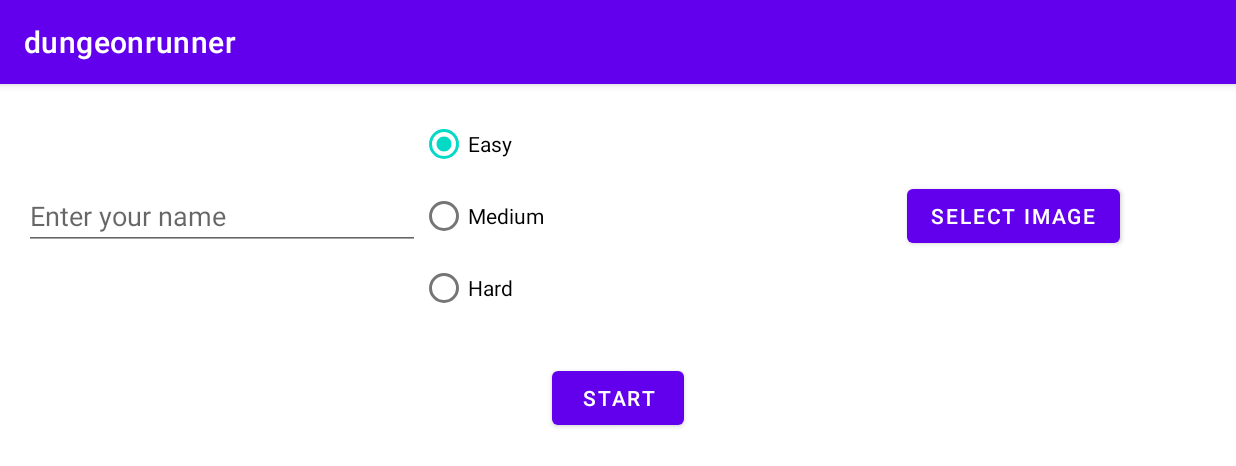
After one commit to CS2340-Team13/CS2340C_Team13, an Android app: the configScreen screen opened through its navigation route, on a phone screen of 824 x 412 dp (held sideways). The commit adds this screen. Shown: the top 466 px of the screen. Run offline under Robolectric (Android 15) with nearby library versions, the phone set to English and light mode, and no system bars.

Commit message:
Set up start screen and config screen

```diff
--- a/dungeonrunner/app/src/main/AndroidManifest.xml
+++ b/dungeonrunner/app/src/main/AndroidManifest.xml
@@ -13,7 +13,10 @@
         android:theme="@style/Theme.Dungeonrunner"
         tools:targetApi="31">
 
-        <activity android:name=".MainActivity" android:exported="true">
+        <activity
+            android:name=".MainActivity"
+            android:exported="true"
+            android:screenOrientation="landscape">
             <intent-filter>
                 <action android:name="android.intent.action.MAIN" />
                 <category android:name="android.intent.category.LAUNCHER" />
--- /dev/null
+++ b/dungeonrunner/app/src/main/java/com/example/dungeonrunner/ConfigScreenViewModel.java
@@ -0,0 +1,7 @@
+package com.example.dungeonrunner;
+
+import androidx.lifecycle.ViewModel;
+
+public class ConfigScreenViewModel extends ViewModel {
+    // TODO: Implement the ViewModel
+}
--- a/dungeonrunner/app/src/main/java/com/example/dungeonrunner/MainActivity.java
+++ b/dungeonrunner/app/src/main/java/com/example/dungeonrunner/MainActivity.java
@@ -9,17 +9,12 @@ import androidx.appcompat.app.AppCompatActivity;
 
 public class MainActivity extends AppCompatActivity {
 
-    private static final String TAG = "MainActivity";
+    private static final String TAG = "MainActivityLog";
 
     @Override
     protected void onCreate(Bundle savedInstanceState) {
-        Log.d(TAG, "HERE1");
+        Log.d(TAG, "Initializing Main Activity");
         super.onCreate(savedInstanceState);
-        setContentView(R.layout.start_screen);
-        Button startButton = findViewById(R.id.startButton);
-        startButton.setOnClickListener(v -> {
-            Log.d(TAG, "HERE");
-        });
-
+        setContentView(R.layout.activity_main);
     }
 }
--- /dev/null
+++ b/dungeonrunner/app/src/main/java/com/example/dungeonrunner/StartScreenViewModel.java
@@ -0,0 +1,7 @@
+package com.example.dungeonrunner;
+
+import androidx.lifecycle.ViewModel;
+
+public class StartScreenViewModel extends ViewModel {
+    // TODO: Implement the ViewModel
+}
--- /dev/null
+++ b/dungeonrunner/app/src/main/java/com/example/dungeonrunner/configScreen.java
@@ -0,0 +1,36 @@
+package com.example.dungeonrunner;
+
+import androidx.lifecycle.ViewModelProvider;
+
+import android.os.Bundle;
+
+import androidx.annotation.NonNull;
+import androidx.annotation.Nullable;
+import androidx.fragment.app.Fragment;
+
+import android.view.LayoutInflater;
+import android.view.View;
+import android.view.ViewGroup;
+
+public class configScreen extends Fragment {
+
+    private ConfigScreenViewModel mViewModel;
+
+    public static configScreen newInstance() {
+        return new configScreen();
+    }
+
+    @Override
+    public View onCreateView(@NonNull LayoutInflater inflater, @Nullable ViewGroup container,
+                             @Nullable Bundle savedInstanceState) {
+        return inflater.inflate(R.layout.fragment_config_screen, container, false);
+    }
+
+    @Override
+    public void onActivityCreated(@Nullable Bundle savedInstanceState) {
+        super.onActivityCreated(savedInstanceState);
+        mViewModel = new ViewModelProvider(this).get(ConfigScreenViewModel.class);
+        // TODO: Use the ViewModel
+    }
+
+}
--- /dev/null
+++ b/dungeonrunner/app/src/main/java/com/example/dungeonrunner/startScreen.java
@@ -0,0 +1,72 @@
+package com.example.dungeonrunner;
+
+import androidx.lifecycle.ViewModelProvider;
+import androidx.navigation.fragment.NavHostFragment;
+
+import android.util.Log;
+
+import android.os.Bundle;
+
+import androidx.annotation.NonNull;
+import androidx.annotation.Nullable;
+import androidx.fragment.app.Fragment;
+
+import android.view.LayoutInflater;
+import android.view.View;
+import android.view.ViewGroup;
+import android.widget.Button;
+
+public class startScreen extends Fragment {
+
+    private StartScreenViewModel mViewModel;
+    private static final String TAG = "startScreenLog";
+
+    public static startScreen newInstance() {
+        return new startScreen();
+    }
+
+    @Override
+    public View onCreateView(@NonNull LayoutInflater inflater, @Nullable ViewGroup container,
+                             @Nullable Bundle savedInstanceState) {
+        View view = inflater.inflate(R.layout.fragment_start_screen, container, false);
+
+        // Setting up the Start button
+        Button startButton = view.findViewById(R.id.startButton);
+        startButton.setOnClickListener(new View.OnClickListener() {
+            @Override
+            public void onClick(View v) {
+                onStartButtonClicked();
+            }
+        });
+
+        // Setting up the Exit button
+        Button exitButton = view.findViewById(R.id.exitButton);
+        exitButton.setOnClickListener(new View.OnClickListener() {
+            @Override
+            public void onClick(View v) {
+                onExitButtonClicked();
+            }
+        });
+
+        return view;
+    }
+
+    @Override
+    public void onActivityCreated(@Nullable Bundle savedInstanceState) {
+        super.onActivityCreated(savedInstanceState);
+        mViewModel = new ViewModelProvider(this).get(StartScreenViewModel.class);
+        // TODO: Use the ViewModel
+    }
+
+    private void onStartButtonClicked() {
+        Log.d(TAG, "Start Button Clicked");
+        NavHostFragment.findNavController(this).navigate(R.id.action_startScreen_to_configScreen);
+    }
+
+    private void onExitButtonClicked() {
+        Log.d(TAG, "Exit Button Clicked");
+        if (getActivity() != null) {
+            getActivity().finish();
+        }
+    }
+}
--- /dev/null
+++ b/dungeonrunner/app/src/main/res/layout/activity_main.xml
@@ -0,0 +1,20 @@
+<?xml version="1.0" encoding="utf-8"?>
+<androidx.constraintlayout.widget.ConstraintLayout xmlns:android="http://schemas.android.com/apk/res/android"
+    xmlns:app="http://schemas.android.com/apk/res-auto"
+    xmlns:tools="http://schemas.android.com/tools"
+    android:layout_width="match_parent"
+    android:layout_height="match_parent">
+
+    <androidx.fragment.app.FragmentContainerView
+        android:id="@+id/navHostFragment"
+        android:name="androidx.navigation.fragment.NavHostFragment"
+        android:layout_width="match_parent"
+        android:layout_height="match_parent"
+        app:defaultNavHost="true"
+        app:navGraph="@navigation/nav_graph"
+        app:layout_constraintBottom_toBottomOf="parent"
+        app:layout_constraintEnd_toEndOf="parent"
+        app:layout_constraintStart_toStartOf="parent"
+        app:layout_constraintTop_toTopOf="parent" />
+
+</androidx.constraintlayout.widget.ConstraintLayout>
--- /dev/null
+++ b/dungeonrunner/app/src/main/res/layout/fragment_config_screen.xml
@@ -0,0 +1,102 @@
+<?xml version="1.0" encoding="utf-8"?>
+<ScrollView xmlns:android="http://schemas.android.com/apk/res/android"
+    xmlns:app="http://schemas.android.com/apk/res-auto"
+    xmlns:tools="http://schemas.android.com/tools"
+    android:layout_width="match_parent"
+    android:layout_height="match_parent"
+    android:padding="16dp"
+    tools:context=".configScreen">
+
+    <LinearLayout
+        android:layout_width="match_parent"
+        android:layout_height="wrap_content"
+        android:orientation="vertical"
+        android:gravity="center_horizontal">
+
+        <!-- Configuration Items in Horizontal Layout -->
+        <LinearLayout
+            android:layout_width="match_parent"
+            android:layout_height="wrap_content"
+            android:orientation="horizontal"
+            android:gravity="center_vertical">
+
+            <!-- Name Input -->
+            <LinearLayout
+                android:layout_width="0dp"
+                android:layout_height="wrap_content"
+                android:layout_weight="1"
+                android:orientation="vertical"
+                android:gravity="center">
+
+                <EditText
+                    android:id="@+id/nameInput"
+                    android:layout_width="match_parent"
+                    android:layout_height="wrap_content"
+                    android:hint="Enter your name"
+                    android:inputType="textPersonName" />
+            </LinearLayout>
+
+            <!-- Radio Buttons for Difficulty -->
+            <LinearLayout
+                android:layout_width="0dp"
+                android:layout_height="wrap_content"
+                android:layout_weight="1"
+                android:orientation="vertical"
+                android:gravity="center">
+
+                <RadioGroup
+                    android:id="@+id/radioGroupDifficulty"
+                    android:layout_width="match_parent"
+                    android:layout_height="wrap_content"
+                    android:orientation="vertical">
+
+                    <RadioButton
+                        android:id="@+id/radioEasy"
+                        android:layout_width="match_parent"
+                        android:layout_height="wrap_content"
+                        android:text="Easy"
+                        android:checked="true" />
+
+                    <RadioButton
+                        android:id="@+id/radioMedium"
+                        android:layout_width="match_parent"
+                        android:layout_height="wrap_content"
+                        android:text="Medium" />
+
+                    <RadioButton
+                        android:id="@+id/radioHard"
+                        android:layout_width="match_parent"
+                        android:layout_height="wrap_content"
+                        android:text="Hard" />
+                </RadioGroup>
+            </LinearLayout>
+
+            <!-- Image Selection -->
+            <LinearLayout
+                android:layout_width="0dp"
+                android:layout_height="wrap_content"
+                android:layout_weight="1"
+                android:orientation="vertical"
+                android:gravity="center">
+
+                <Button
+                    android:id="@+id/imageSelectionButton"
+                    android:layout_width="wrap_content"
+                    android:layout_height="wrap_content"
+                    android:text="Select Image"
+                    android:drawablePadding="8dp"
+                    android:drawableStart="@android:drawable/ic_menu_gallery" />
+            </LinearLayout>
+
+        </LinearLayout>
+
+        <!-- Start Button Below the Configuration Items -->
+        <Button
+            android:id="@+id/startButton"
+            android:layout_width="wrap_content"
+            android:layout_height="wrap_content"
+            android:layout_marginTop="25dp"
+            android:text="Start" />
+
+    </LinearLayout>
+</ScrollView>
--- /dev/null
+++ b/dungeonrunner/app/src/main/res/navigation/nav_graph.xml
@@ -0,0 +1,27 @@
+<navigation xmlns:android="http://schemas.android.com/apk/res/android"
+    xmlns:app="http://schemas.android.com/apk/res-auto"
+    xmlns:tools="http://schemas.android.com/tools"
+    android:id="@+id/nav_graph"
+    app:startDestination="@id/startScreen">
+
+    <fragment
+        android:id="@+id/startScreen"
+        android:name="com.example.dungeonrunner.startScreen"
+        android:label="fragment_start"
+        tools:layout="@layout/fragment_start_screen">
+
+        <action
+            android:id="@+id/action_startScreen_to_configScreen"
+            app:destination="@id/configScreen" />
+
+    </fragment>
+
+    <fragment
+        android:id="@+id/configScreen"
+        android:name="com.example.dungeonrunner.configScreen"
+        android:label="fragment_config"
+        tools:layout="@layout/fragment_config_screen">
+    </fragment>
+
+    <!-- You can add other fragments or actions below as needed -->
+</navigation>
```
Also changed, not shown: dungeonrunner/app/build.gradle (+6 -1 lines), dungeonrunner/app/src/main/java/com/example/dungeonrunner/GameScreenViewModel.java (added, +7 -0 lines), dungeonrunner/app/src/main/java/com/example/dungeonrunner/gameScreen.java (added, +36 -0 lines), dungeonrunner/app/src/main/res/layout/fragment_game_screen.xml (added, +13 -0 lines), dungeonrunner/app/src/main/res/layout/fragment_start_screen.xml (added, +32 -0 lines), dungeonrunner/app/src/main/res/layout/start_screen.xml (deleted, +0 -13 lines).
